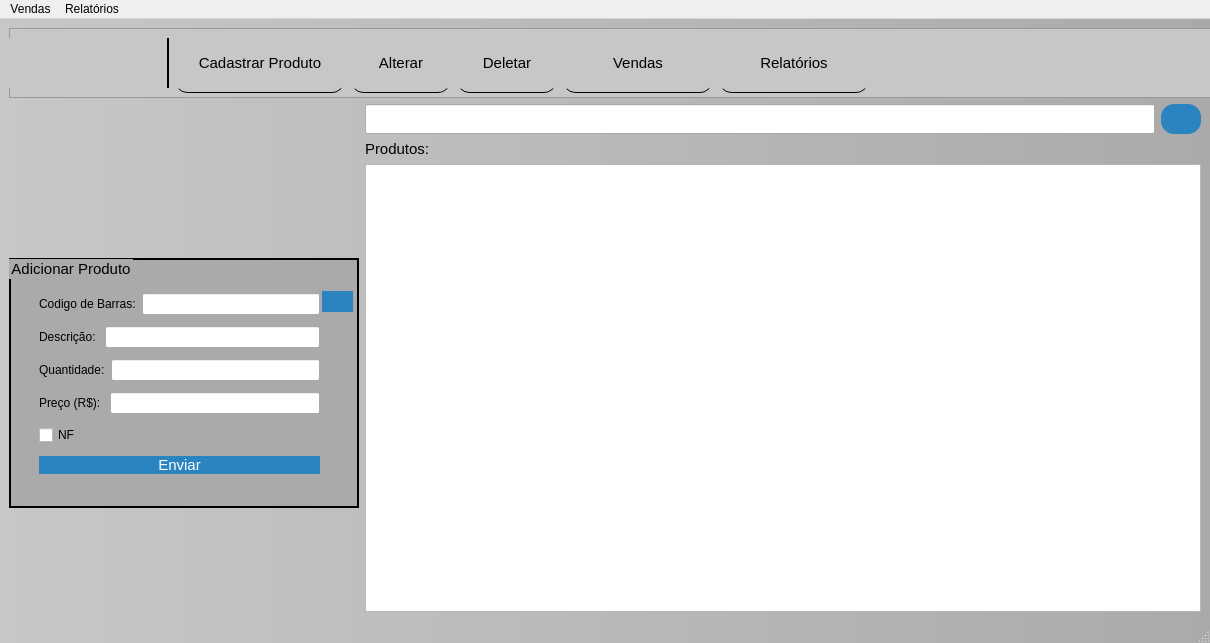
GabR36/QEstoqueLoja, file mainwindow.ui: the form before one commit.
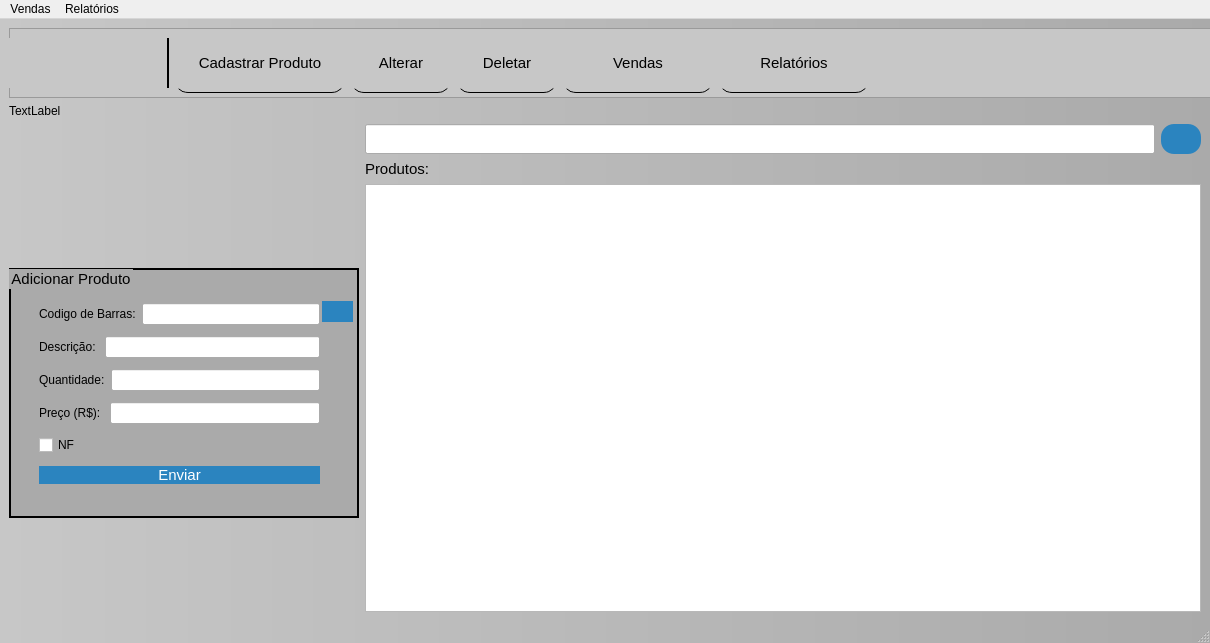
The form after the commit. Icons and pictures are not drawn.

Commit message: Add fonte codigo de barra 128 + teste com gerar codigo de barra

Patch:
```diff
--- a/mainwindow.ui
+++ b/mainwindow.ui
@@ -407,7 +407,7 @@
       </widget>
      </widget>
     </item>
-    <item row="1" column="0">
+    <item row="3" column="0">
      <widget class="QGroupBox" name="groupBox">
       <property name="sizePolicy">
        <sizepolicy hsizetype="Fixed" vsizetype="Fixed">
@@ -548,7 +548,7 @@
       </widget>
      </widget>
     </item>
-    <item row="1" column="1">
+    <item row="3" column="1">
      <layout class="QVBoxLayout" name="verticalLayout_2">
       <item>
        <layout class="QHBoxLayout" name="horizontalLayout_6">
@@ -660,6 +660,13 @@
       </item>
      </layout>
     </item>
+    <item row="2" column="0">
+     <widget class="QLabel" name="labelTeste">
+      <property name="text">
+       <string>TextLabel</string>
+      </property>
+     </widget>
+    </item>
    </layout>
   </widget>
   <widget class="QStatusBar" name="statusbar"/>
```
Left out of the diff: 4 changed lines with no effect on the pictures. The commit also changes 4 other files.
